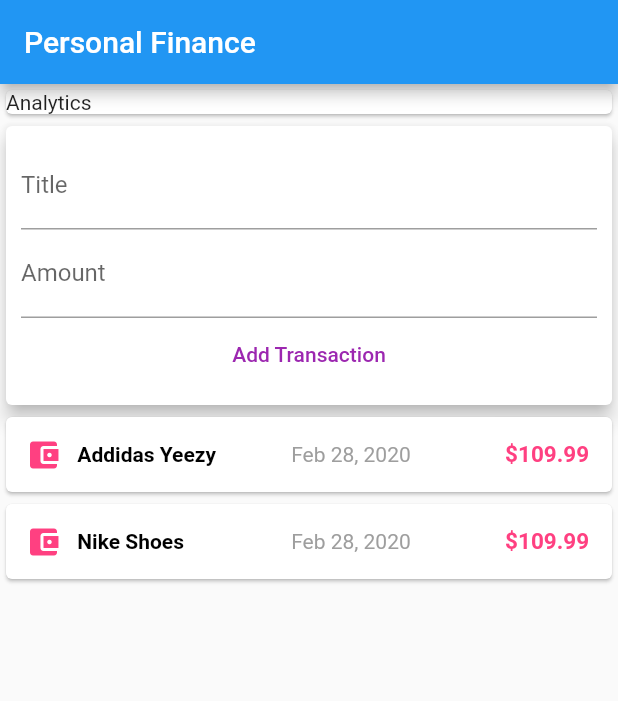
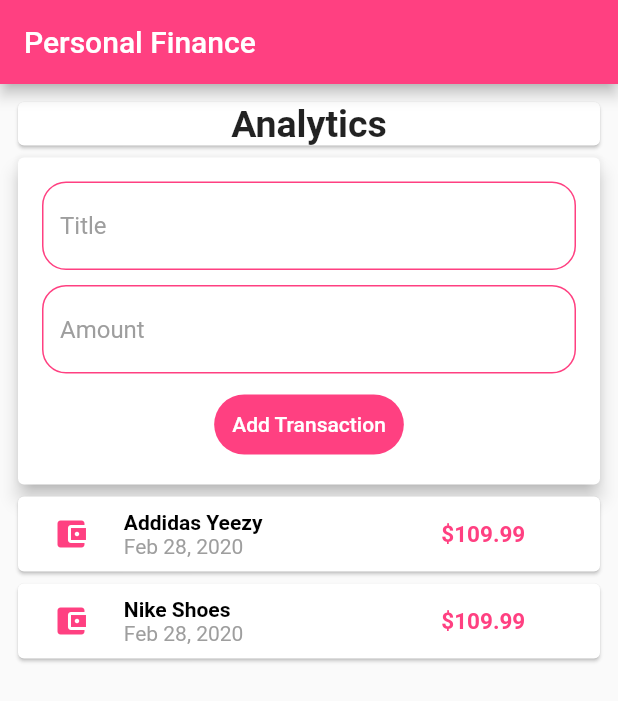
Before and after one commit to kibzsam/finmoney, a Flutter app: the screen it shows after launch, on a phone screen of 412 x 824 dp. Shown: the top 701 px of the screen. Run offline on Flutter 3.47's test engine with Material 2 defaults, Android fonts, the phone set to English and light mode, and no system bars.

Commit message:
Restyled the UI design of the app

```diff
--- a/lib/main.dart
+++ b/lib/main.dart
@@ -12,16 +12,26 @@ class MyApp extends StatelessWidget {
     return MaterialApp(
       home: Scaffold(
         appBar: AppBar(
+          backgroundColor: Colors.pinkAccent,
           title: Text("Personal Finance"),
         ),
         body: SingleChildScrollView(
+          padding: EdgeInsets.all(8.0),
           child: Column(crossAxisAlignment: CrossAxisAlignment.stretch,
               // mainAxisAlignment: MainAxisAlignment.start,
               children: <Widget>[
                 Container(
                   width: double.infinity,
                   child: Card(
-                    child: Text("Analytics"),
+                    child: Container(
+                      child: Center(
+                        child: Text(
+                          "Analytics",
+                          style: TextStyle(
+                              fontSize: 25.0, fontWeight: FontWeight.bold),
+                        ),
+                      ),
+                    ),
                   ),
                 ),
                 UserTransactions(),
--- a/lib/widgets/new_transaction.dart
+++ b/lib/widgets/new_transaction.dart
@@ -9,17 +9,51 @@ class NewTransaction extends StatelessWidget {
   Widget build(BuildContext context) {
     return Card(
       elevation: 5,
+      child: Padding(
+        padding: const EdgeInsets.all(16.0),
         child: Container(
-        padding: EdgeInsets.all(10),
+          child: Center(
             child: Column(children: [
               TextField(
-            decoration: InputDecoration(labelText: 'Title'),
+                decoration: InputDecoration(
+                  hintText: 'Title',
+                  hintStyle: TextStyle(color: Colors.grey),
+                  filled: true,
+                  fillColor: Colors.white70,
+                  enabledBorder: OutlineInputBorder(
+                    borderRadius: BorderRadius.all(Radius.circular(16.0)),
+                    borderSide: BorderSide(color: Colors.pinkAccent),
+                  ),
+                  focusedBorder: OutlineInputBorder(
+                    borderRadius: BorderRadius.all(
+                      Radius.circular(12.0),
+                    ),
+                    borderSide: BorderSide(color: Colors.pink, width: 2),
+                  ),
+                ),
                 controller: titleController,
               ),
+              SizedBox(height: 10.0),
               TextField(
-            decoration: InputDecoration(labelText: 'Amount'),
+                decoration: InputDecoration(
+                  hintText: 'Amount',
+                  hintStyle: TextStyle(color: Colors.grey),
+                  filled: true,
+                  fillColor: Colors.white70,
+                  enabledBorder: OutlineInputBorder(
+                    borderRadius: BorderRadius.all(Radius.circular(16.0)),
+                    borderSide: BorderSide(color: Colors.pinkAccent),
+                  ),
+                  focusedBorder: OutlineInputBorder(
+                    borderRadius: BorderRadius.all(
+                      Radius.circular(12.0),
+                    ),
+                    borderSide: BorderSide(color: Colors.pink, width: 2),
+                  ),
+                ),
                 controller: amountController,
               ),
+              SizedBox(height: 10.0),
               FlatButton(
                   onPressed: () {
                     addTx(
@@ -28,9 +62,15 @@ class NewTransaction extends StatelessWidget {
                     );
                   },
                   child: Text('Add Transaction'),
-            textColor: Colors.purple,
-          )
+                  textColor: Colors.white,
+                  color: Colors.pinkAccent,
+                  padding: EdgeInsets.all(12.0),
+                  shape: RoundedRectangleBorder(
+                    borderRadius: BorderRadius.circular(20.0),
+                  ))
             ]),
+          ),
+        ),
       ),
     );
   }
--- a/lib/widgets/transaction_list.dart
+++ b/lib/widgets/transaction_list.dart
@@ -24,21 +24,23 @@ class TransactionList extends StatelessWidget {
           ),
           Expanded(
             flex: 6,
-            child: Container(
+            child: Column(
+              crossAxisAlignment: CrossAxisAlignment.start,
+              children: <Widget>[
+                Container(
                   child: Text(
                     tx.title,
-                style:
-                    TextStyle(color: Colors.black, fontWeight: FontWeight.bold),
+                    style: TextStyle(
+                        color: Colors.black, fontWeight: FontWeight.bold),
                   ),
                 ),
-          ),
-          Expanded(
-            flex: 6,
-            child: Container(
+                Container(
                   child: Text(
                     DateFormat.yMMMd().format(tx.date),
                     style: TextStyle(color: Colors.grey),
                   ),
+                ),
+              ],
             ),
           ),
           Expanded(
```
Lines whose indentation alone changed are shown as unchanged.
